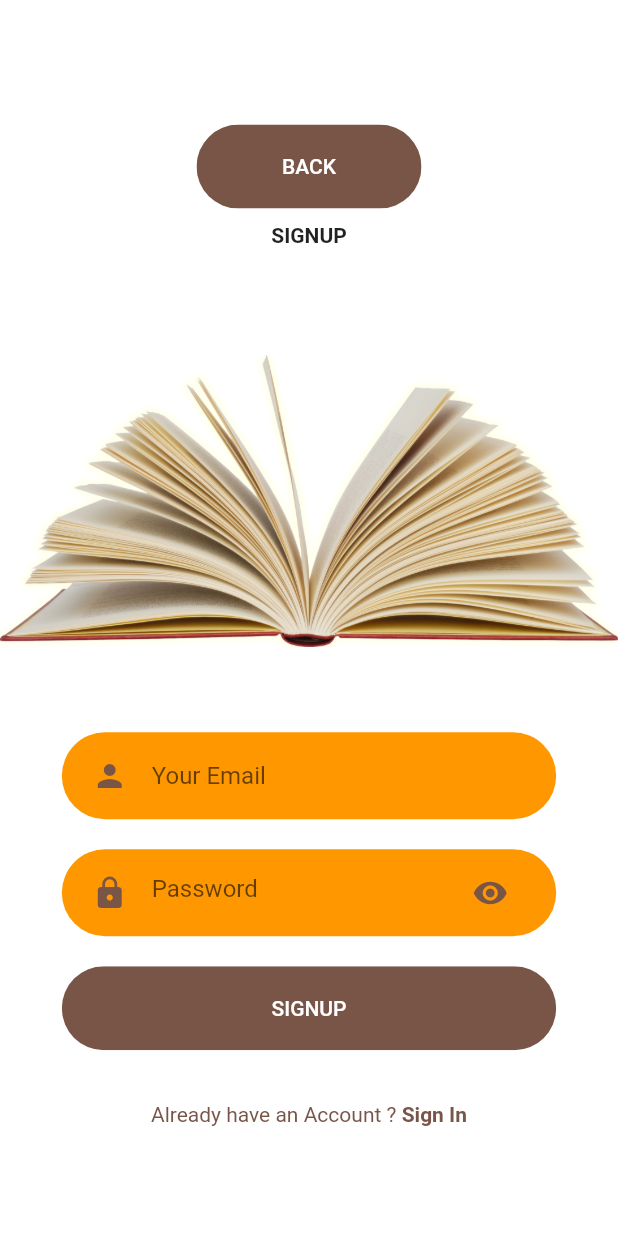
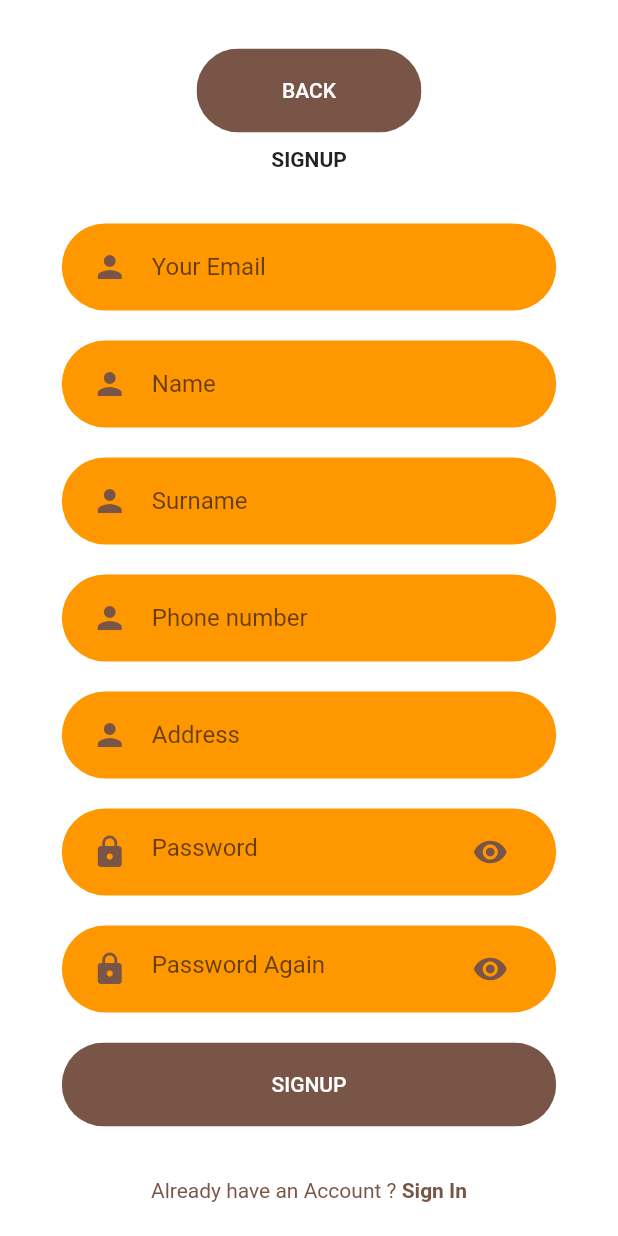
Before and after one commit to Udede26/cs310, a Flutter app: the SignUpScreen screen opened directly, after a tap on "SIGNUP", on a phone screen of 412 x 824 dp. Run offline on Flutter 3.47's test engine with Material 2 defaults, Android fonts, the phone set to English and light mode, and no system bars; our stand-ins replace flutter_svg; network calls fail.

Commit message:
added backend compatibility for login/register

```diff
--- a/lib/login_body.dart
+++ b/lib/login_body.dart
@@ -1,3 +1,5 @@
+import 'dart:convert';
+
 import 'package:flutter/material.dart';
 import 'package:flutter_app/login_background.dart';
 import 'package:flutter_app/signup_screen.dart';
@@ -7,11 +9,47 @@ import 'package:flutter_app/rounded_input_field.dart';
 import 'package:flutter_app/rounded_password_field.dart';
 import 'package:flutter_svg/svg.dart';
 import 'package:flutter_app/welcome.dart';
+import 'package:http/http.dart' as http;
+import 'package:http/http.dart';
+
+
+class User {
+  String email;
+  String password;
+  User(this.email, this.password);
+}
+
+
 
 class Body extends StatelessWidget {
-  const Body({
+   Body({
     Key key,
   }) : super(key: key);
+
+
+  User user= User('','');
+
+
+   _makePostRequest() async {
+     // set up POST request arguments
+     String email = user.email;
+     String password = user.password;
+     String url = 'https://jsonplaceholder.typicode.com/posts';
+     Map<String, String> headers = {"Content-type": "application/json"};
+     String json = '{"email": "$email", "password": "$password"}';
+     // make POST request
+     Response response = await post(  Uri.parse('http://localhost:3000/login'), headers: headers, body: json);
+     // check the status code for the result
+     int statusCode = response.statusCode;
+     // this API passes back the id of the new item added to the body
+     String body = response.body;
+     // {
+     //   "title": "Hello",
+     //   "body": "body text",
+     //   "userId": 1,
+     //   "id": 101
+     // }
+   }
 
   @override
   Widget build(BuildContext context) {
@@ -51,14 +89,14 @@ class Body extends StatelessWidget {
             SizedBox(height: size.height * 0.03),
             RoundedInputField(
               hintText: "Your Email",
-              onChanged: (value) {},
+              onChanged: (value) {user.email = value;},
             ),
             RoundedPasswordField(
-              onChanged: (value) {},
+              onChanged: (value) {user.password = value;},
             ),
             RoundedButton(
               text: "LOGIN",
-              press: () {},
+              press: () {_makePostRequest();},
             ),
             SizedBox(height: size.height * 0.03),
             AlreadyHaveAnAccountCheck(
@@ -78,4 +116,7 @@ class Body extends StatelessWidget {
       ),
     );
   }
+
+
+
 }
--- a/lib/rounded_password_field.dart
+++ b/lib/rounded_password_field.dart
@@ -32,3 +32,34 @@ class RoundedPasswordField extends StatelessWidget {
     );
   }
 }
+
+class RoundedPasswordFieldAgain extends StatelessWidget {
+  final ValueChanged<String> onChanged;
+  const RoundedPasswordFieldAgain({
+    Key key,
+    this.onChanged,
+  }) : super(key: key);
+
+  @override
+  Widget build(BuildContext context) {
+    return TextFieldContainer(
+      child: TextField(
+        obscureText: true,
+        onChanged: onChanged,
+        cursorColor: kPrimaryColor,
+        decoration: InputDecoration(
+          hintText: "Password Again",
+          icon: Icon(
+            Icons.lock,
+            color: kPrimaryColor,
+          ),
+          suffixIcon: Icon(
+            Icons.visibility,
+            color: kPrimaryColor,
+          ),
+          border: InputBorder.none,
+        ),
+      ),
+    );
+  }
+}
--- a/lib/signup_body.dart
+++ b/lib/signup_body.dart
@@ -9,7 +9,53 @@ import 'package:flutter_app/rounded_input_field.dart';
 import 'package:flutter_app/rounded_password_field.dart';
 import 'package:flutter_svg/svg.dart';
 import 'package:flutter_app/welcome.dart';
+import 'package:http/http.dart' as http;
+import 'package:http/http.dart';
+
+
+class User {
+  String email;
+  String password;
+  String name;
+  String surname;
+  String phone_number;
+  String address;
+  User(this.email, this.password,this.name,this.surname,this.phone_number,this.address);
+}
+
 class Body extends StatelessWidget {
+
+
+  User user= User('','','','','','');
+
+
+  _makePostRequest() async {
+    // set up POST request arguments
+    String email = user.email;
+    String password = user.password;
+    String name = user.name;
+    String surname = user.surname;
+    String phone_number = user.phone_number;
+    String address = user.address;
+
+    String url = 'https://jsonplaceholder.typicode.com';
+    Map<String, String> headers = {"Content-type": "application/json"};
+    String json = '{"email": "$email", "password": "$password","name": "$name","surname": "$surname","phone_number": "$phone_number","address": "$address"}';
+    // make POST request
+    Response response = await post(  Uri.parse('http://localhost:3000/signup'), headers: headers, body: json);
+    // check the status code for the result
+    int statusCode = response.statusCode;
+    // this API passes back the id of the new item added to the body
+    String body = response.body;
+    // {
+    //   "title": "Hello",
+    //   "body": "body text",
+    //   "userId": 1,
+    //   "id": 101
+    // }
+  }
+
+
   @override
   Widget build(BuildContext context) {
     Size size = MediaQuery.of(context).size;
@@ -42,20 +88,35 @@ class Body extends StatelessWidget {
               style: TextStyle(fontWeight: FontWeight.bold),
             ),
             SizedBox(height: size.height * 0.03),
-            Image.asset(
-              "assets/icons/book.png",
-              height: size.height * 0.35,
+            RoundedInputField(
+              hintText: "Your Email",
+              onChanged: (value) {user.email=value;},
             ),
             RoundedInputField(
-              hintText: "Your Email",
-              onChanged: (value) {},
+              hintText: "Name",
+              onChanged: (value) {user.name=value;},
+            ),
+            RoundedInputField(
+              hintText: "Surname",
+              onChanged: (value) {user.surname=value;},
+            ),
+            RoundedInputField(
+              hintText: "Phone number",
+              onChanged: (value) {user.phone_number=value;},
+            ),
+            RoundedInputField(
+              hintText: "Address",
+              onChanged: (value) {user.address=value;},
             ),
             RoundedPasswordField(
+              onChanged: (value) {user.password=value;},
+            ),
+            RoundedPasswordFieldAgain(
               onChanged: (value) {},
             ),
             RoundedButton(
               text: "SIGNUP",
-              press: () {},
+              press: () {  _makePostRequest();},
             ),
             SizedBox(height: size.height * 0.03),
             AlreadyHaveAnAccountCheck(
--- a/pubspec.yaml
+++ b/pubspec.yaml
@@ -24,6 +24,7 @@ dependencies:
   flutter:
     sdk: flutter
   flutter_svg: ^0.19.3
+  http: ^0.13.1
 
 
 
```
Also changed, not shown: pubspec.lock.
